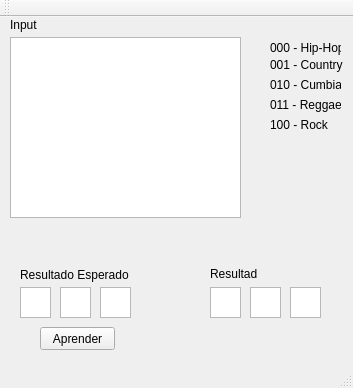
This is mainwindow.ui in fjimenez1999/tp4-progra2 as Qt 5 draws it before an edit. The edited form follows.
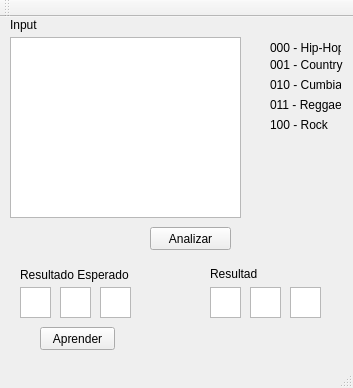
This is the edited form.

Patch:
```diff
--- a/mainwindow.ui
+++ b/mainwindow.ui
@@ -201,6 +201,19 @@
      </rect>
     </property>
    </widget>
+   <widget class="QPushButton" name="pushButton_2">
+    <property name="geometry">
+     <rect>
+      <x>150</x>
+      <y>210</y>
+      <width>81</width>
+      <height>23</height>
+     </rect>
+    </property>
+    <property name="text">
+     <string>Analizar</string>
+    </property>
+   </widget>
   </widget>
   <widget class="QMenuBar" name="menuBar">
    <property name="geometry">
```
